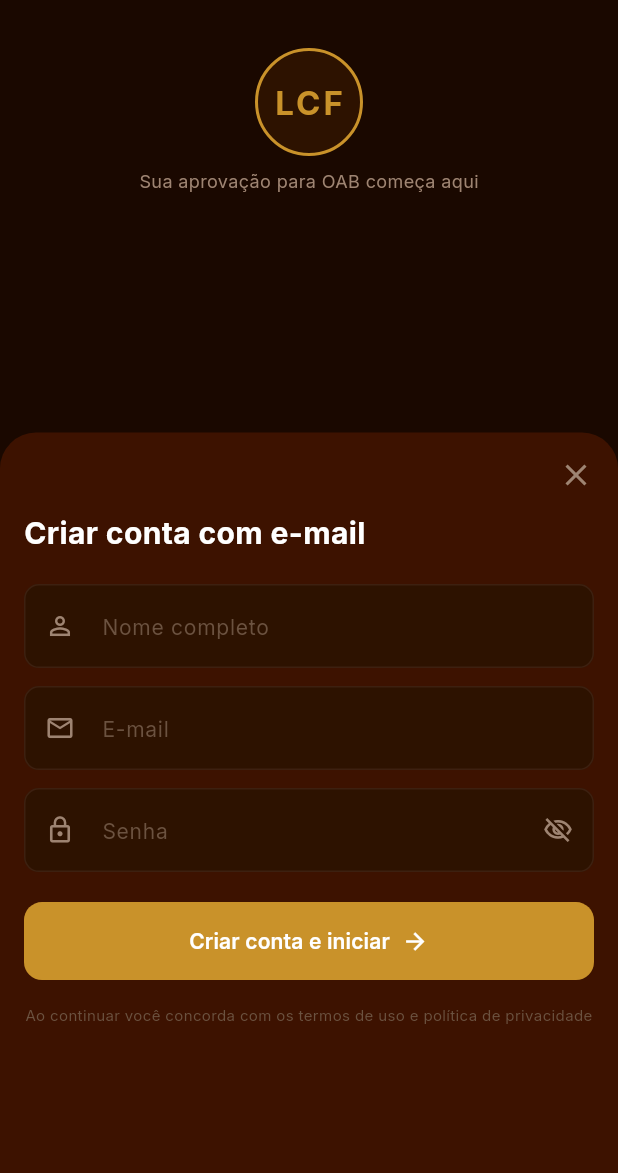
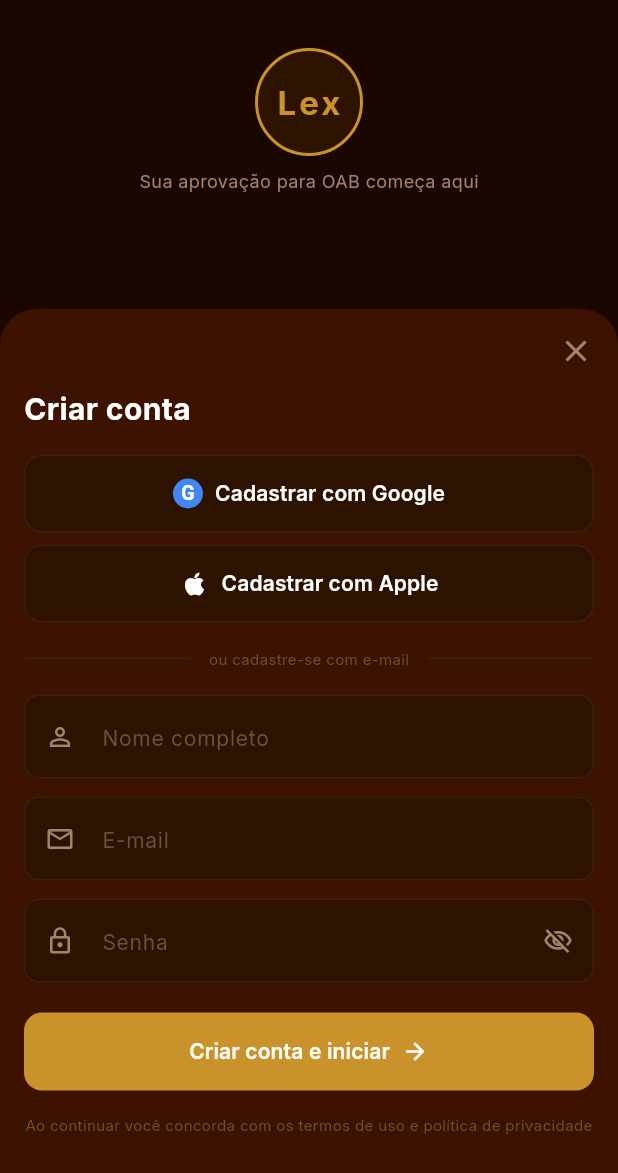
Before and after one commit to Xavierhenrik/ato, a Flutter app: the CadastroScreen screen opened by its route, on a phone screen of 412 x 824 dp. Shown: the top 1173 px of the screen. Run offline on Flutter 3.47's test engine with Material 3 defaults, Android fonts, the phone set to English and light mode, and no system bars; our stand-ins replace dio, flutter_markdown, flutter_riverpod, go_router, google_fonts, isar and 5 more; missing offline and left inert: purchases_flutter; accounts and stored records are empty; generated files the repository leaves out were written again.

Commit message:
feat(auth): unifica cadastro (Google+Apple), centraliza verify e registra deep links OAuth
Tela de cadastro passa a oferecer os 3 métodos (email, Google, Apple).
signInWithGoogle usa flag _pendingGoogleVerify + listener onAuthStateChange para
chamar verify() após o redirect; remove state=AsyncData(null) prematuro.
Navegação pós-auth delegada ao app_router (onboarding_done como fonte de verdade),
sem context.go baseado em isNew/statusCode=201. getOrCreateUser → getUser no backend.
Deep link com.lcf.app://auth-callback registrado em Info.plist e AndroidManifest.

```diff
--- a/front/lcf_app/lib/features/auth/data/auth_repository.dart
+++ b/front/lcf_app/lib/features/auth/data/auth_repository.dart
@@ -9,8 +9,8 @@ class AuthRepository {
   const AuthRepository(this._dio);
   final Dio _dio;
 
-  /// Sincroniza sessão Supabase com o backend LCF. Cria usuário se novo.
-  /// 201 → novo usuário; 200 → usuário existente.
+  /// Sincroniza sessão Supabase com o backend LCF.
+  /// O auto-provisioning ocorre no middleware requireAuth do backend.
   Future<Response<void>> verify() {
     return _dio.post<void>('/auth/verify');
   }
--- a/front/lcf_app/lib/features/auth/presentation/screens/cadastro_screen.dart
+++ b/front/lcf_app/lib/features/auth/presentation/screens/cadastro_screen.dart
@@ -1,12 +1,12 @@
 import 'package:flutter/material.dart';
 import 'package:flutter_riverpod/flutter_riverpod.dart';
-import 'package:go_router/go_router.dart';
 
 import '../../../../core/theme/app_colors.dart';
 import '../../../../core/theme/app_text_styles.dart';
 import '../../../../core/theme/app_theme.dart';
 import '../../../../shared/widgets/lcf_button.dart';
 import '../../../../shared/widgets/lcf_text_field.dart';
+import '../../../../shared/widgets/social_auth_icons.dart';
 import '../../providers/auth_provider.dart';
 
 class CadastroScreen extends ConsumerStatefulWidget {
@@ -33,7 +33,7 @@ class _CadastroScreenState extends ConsumerState<CadastroScreen> {
   Future<void> _onCriarConta() async {
     if (!_formKey.currentState!.validate()) return;
 
-    final isNew = await ref.read(authNotifierProvider.notifier).signUp(
+    await ref.read(authNotifierProvider.notifier).signUp(
           email: _emailCtrl.text.trim(),
           password: _senhaCtrl.text,
           displayName: _nomeCtrl.text.trim(),
@@ -48,12 +48,25 @@ class _CadastroScreenState extends ConsumerState<CadastroScreen> {
       );
       return;
     }
+    // Sucesso: navegação delegada ao redirect do app_router.
+    // Redirect #3 envia para /onboarding quando onboarding_done != true.
+  }
 
-    if (isNew) {
-      context.go('/onboarding');
-    } else {
-      context.go('/dashboard');
+  Future<void> _onGoogle() async {
+    await ref.read(authNotifierProvider.notifier).signInWithGoogle();
+    // Navegação delegada ao redirect do app_router via deep link callback.
+  }
+
+  Future<void> _onApple() async {
+    await ref.read(authNotifierProvider.notifier).signInWithApple();
+    if (!mounted) return;
+    final auth = ref.read(authNotifierProvider);
+    if (auth is AsyncError) {
+      ScaffoldMessenger.of(context).showSnackBar(
+        SnackBar(content: Text(auth.error.toString())),
+      );
     }
+    // Sucesso: navegação delegada ao redirect do app_router.
   }
 
   @override
@@ -80,7 +93,7 @@ class _CadastroScreenState extends ConsumerState<CadastroScreen> {
                       color: AppColors.backgroundCard,
                     ),
                     alignment: Alignment.center,
-                    child: Text('LCF', style: AppTextStyles.logoTitle),
+                    child: Text('Lex', style: AppTextStyles.logoTitle),
                   ),
                 ),
                 const SizedBox(height: AppSpacing.sm),
@@ -94,9 +107,9 @@ class _CadastroScreenState extends ConsumerState<CadastroScreen> {
 
           // Bottom Sheet
           DraggableScrollableSheet(
-            initialChildSize: 0.65,
-            minChildSize: 0.55,
-            maxChildSize: 0.92,
+            initialChildSize: 0.75,
+            minChildSize: 0.65,
+            maxChildSize: 0.95,
             builder: (context, scrollCtrl) {
               return Container(
                 decoration: const BoxDecoration(
@@ -117,7 +130,7 @@ class _CadastroScreenState extends ConsumerState<CadastroScreen> {
                       children: [
                         const Spacer(),
                         GestureDetector(
-                          onTap: () => context.pop(),
+                          onTap: () => Navigator.of(context).maybePop(),
                           child: const Icon(
                             Icons.close,
                             color: AppColors.textSecondary,
@@ -127,8 +140,46 @@ class _CadastroScreenState extends ConsumerState<CadastroScreen> {
                     ),
                     const SizedBox(height: AppSpacing.md),
 
-                    Text('Criar conta com e-mail', style: AppTextStyles.h2),
-                    const SizedBox(height: AppSpacing.xl),
+                    Text('Criar conta', style: AppTextStyles.h2),
+                    const SizedBox(height: AppSpacing.lg),
+
+                    // Google
+                    LcfButton(
+                      label: 'Cadastrar com Google',
+                      variant: LcfButtonVariant.social,
+                      prefixIcon: const GoogleAuthIcon(),
+                      onPressed: _onGoogle,
+                      isLoading: isLoading,
+                    ),
+                    const SizedBox(height: AppSpacing.sm),
+
+                    // Apple
+                    LcfButton(
+                      label: 'Cadastrar com Apple',
+                      variant: LcfButtonVariant.social,
+                      prefixIcon: const AppleAuthIcon(),
+                      onPressed: _onApple,
+                      isLoading: isLoading,
+                    ),
+                    const SizedBox(height: AppSpacing.lg),
+
+                    // Divider
+                    Row(
+                      children: [
+                        const Expanded(child: Divider(color: AppColors.border)),
+                        Padding(
+                          padding: const EdgeInsets.symmetric(
+                            horizontal: AppSpacing.md,
+                          ),
+                          child: Text(
+                            'ou cadastre-se com e-mail',
+                            style: AppTextStyles.labelSmall,
+                          ),
+                        ),
+                        const Expanded(child: Divider(color: AppColors.border)),
+                      ],
+                    ),
+                    const SizedBox(height: AppSpacing.lg),
 
                     Form(
                       key: _formKey,
--- a/front/lcf_app/lib/features/perfil/presentation/screens/subscription_screen.dart
+++ b/front/lcf_app/lib/features/perfil/presentation/screens/subscription_screen.dart
@@ -38,7 +38,7 @@ class _SubscriptionScreenState extends ConsumerState<SubscriptionScreen> {
       return;
     }
     try {
-      await Purchases.purchasePackage(package);
+      await Purchases.purchase(PurchaseParams.package(package));
     } on PurchasesError catch (e) {
       if (e.code != PurchasesErrorCode.purchaseCancelledError && mounted) {
         ScaffoldMessenger.of(context).showSnackBar(
--- /dev/null
+++ b/front/lcf_app/lib/shared/widgets/social_auth_icons.dart
@@ -0,0 +1,38 @@
+import 'package:flutter/material.dart';
+
+class GoogleAuthIcon extends StatelessWidget {
+  const GoogleAuthIcon({super.key});
+
+  static const _googleBlue = Color(0xFF4285F4);
+
+  @override
+  Widget build(BuildContext context) {
+    return Container(
+      width: 20,
+      height: 20,
+      decoration: const BoxDecoration(
+        color: _googleBlue,
+        shape: BoxShape.circle,
+      ),
+      alignment: Alignment.center,
+      child: const Text(
+        'G',
+        style: TextStyle(
+          color: Colors.white,
+          fontSize: 13,
+          fontWeight: FontWeight.w700,
+          height: 1.0,
+        ),
+      ),
+    );
+  }
+}
+
+class AppleAuthIcon extends StatelessWidget {
+  const AppleAuthIcon({super.key});
+
+  @override
+  Widget build(BuildContext context) {
+    return const Icon(Icons.apple, color: Colors.white, size: 20);
+  }
+}
```
Also changed, not shown: front/lcf_app/lib/features/auth/presentation/screens/login_screen.dart (+6 -38 lines), front/lcf_app/lib/features/auth/providers/auth_provider.dart (+28 -8 lines), 6 other files.
